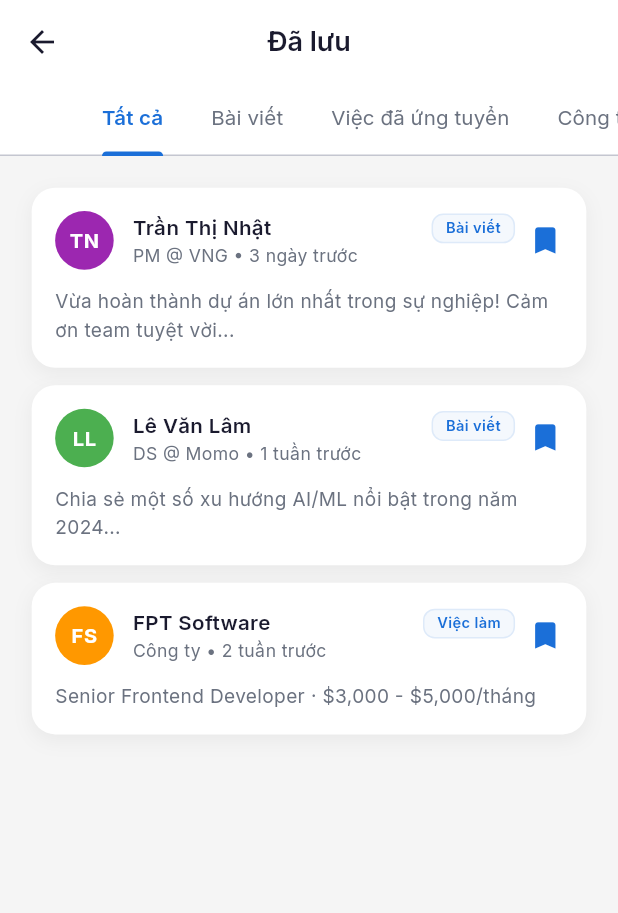
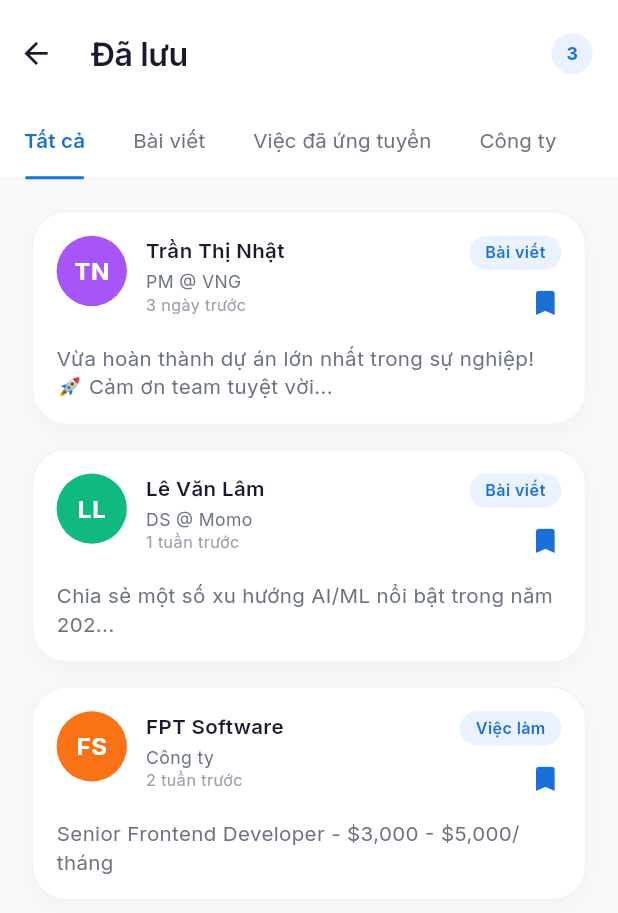
Before and after one commit to duc2251220120-hash/Tuog-tac-nguoi-may, a Flutter app: the SavedItemsScreen screen opened directly, on a phone screen of 412 x 824 dp. Shown: the top 913 px of the screen. Run offline on Flutter 3.47's test engine with Material 3 defaults, Android fonts, the phone set to English and light mode, and no system bars; our stand-ins replace fl_chart, flutter_screenutil, go_router, google_fonts, pin_code_fields, smooth_page_indicator.

Commit message:
UI: Refine Saved Items screen and fix edge-to-edge layout

```diff
--- a/lib/features/settings/presentation/screens/saved_items_screen.dart
+++ b/lib/features/settings/presentation/screens/saved_items_screen.dart
@@ -13,28 +13,18 @@ class SavedItemsScreen extends StatelessWidget {
     return DefaultTabController(
       length: 4,
       child: Scaffold(
-        backgroundColor: AppColors.background,
-        appBar: AppBar(
-          title: const Text('Đã lưu'),
-          backgroundColor: AppColors.white,
-          elevation: 0,
-          foregroundColor: AppColors.textPrimary,
-          bottom: TabBar(
-            isScrollable: true,
-            indicatorColor: AppColors.primary,
-            labelColor: AppColors.primary,
-            unselectedLabelColor: AppColors.textSecondary,
-            labelStyle: AppTextStyles.bodyMediumBold,
-            unselectedLabelStyle: AppTextStyles.bodyMedium,
-            tabs: const [
-              Tab(text: 'Tất cả'),
-              Tab(text: 'Bài viết'),
-              Tab(text: 'Việc đã ứng tuyển'),
-              Tab(text: 'Công ty'),
-            ],
+        backgroundColor: const Color(0xFFF8F9FA),
+        body: Column(
+          children: [
+            SafeArea(
+              bottom: false,
+              left: false,
+              right: false,
+              child: _buildCustomAppBar(context),
             ),
-        ),
-        body: TabBarView(
+            _buildTabBar(),
+            Expanded(
+              child: TabBarView(
                 children: [
                   _buildAllTab(),
                   const Center(child: Text('Chưa có bài viết nào')),
@@ -43,38 +33,107 @@ class SavedItemsScreen extends StatelessWidget {
                 ],
               ),
             ),
+          ],
+        ),
+      ),
+    );
+  }
+
+  Widget _buildCustomAppBar(BuildContext context) {
+    return Container(
+      width: double.infinity,
+      color: AppColors.white,
+      padding: EdgeInsets.fromLTRB(0, 12.h, 16.w, 12.h),
+      child: Row(
+        children: [
+          IconButton(
+            onPressed: () => Navigator.pop(context),
+            icon: Icon(Icons.arrow_back, color: AppColors.textPrimary, size: 24.r),
+            padding: EdgeInsets.zero,
+            constraints: const BoxConstraints(),
+          ),
+          SizedBox(width: 12.w),
+          Text(
+            'Đã lưu',
+            style: AppTextStyles.h2.copyWith(fontSize: 22.sp),
+          ),
+          const Spacer(),
+          Container(
+            width: 28.r,
+            height: 28.r,
+            decoration: const BoxDecoration(
+              color: Color(0xFFEBF2FF),
+              shape: BoxShape.circle,
+            ),
+            alignment: Alignment.center,
+            child: Text(
+              '3',
+              style: TextStyle(
+                color: AppColors.primary,
+                fontWeight: FontWeight.bold,
+                fontSize: 12.sp,
+              ),
+            ),
+          ),
+        ],
+      ),
+    );
+  }
+
+  Widget _buildTabBar() {
+    return Container(
+      color: AppColors.white,
+      width: double.infinity,
+      child: TabBar(
+        isScrollable: true,
+        tabAlignment: TabAlignment.start,
+        indicatorColor: AppColors.primary,
+        indicatorPadding: EdgeInsets.symmetric(horizontal: 16.w),
+        indicatorSize: TabBarIndicatorSize.tab,
+        labelColor: AppColors.primary,
+        unselectedLabelColor: AppColors.textSecondary,
+        labelStyle: AppTextStyles.bodyMediumBold,
+        unselectedLabelStyle: AppTextStyles.bodyMedium,
+        dividerColor: AppColors.border.withValues(alpha: 0.5),
+        tabs: const [
+          Tab(text: 'Tất cả'),
+          Tab(text: 'Bài viết'),
+          Tab(text: 'Việc đã ứng tuyển'),
+          Tab(text: 'Công ty'),
+        ],
+      ),
     );
   }
 
   Widget _buildAllTab() {
     return ListView(
-      padding: EdgeInsets.all(AppDimensions.screenPaddingH),
+      padding: EdgeInsets.all(20.w),
       children: [
         _buildSavedItem(
           name: 'Trần Thị Nhật',
           role: 'PM @ VNG',
           time: '3 ngày trước',
-          content: 'Vừa hoàn thành dự án lớn nhất trong sự nghiệp! Cảm ơn team tuyệt vời...',
+          content: 'Vừa hoàn thành dự án lớn nhất trong sự nghiệp! 🚀 Cảm ơn team tuyệt vời...',
           type: 'Bài viết',
-          avatarColor: Colors.purple,
+          avatarColor: const Color(0xFFA855F7),
         ),
-        SizedBox(height: 12.h),
+        SizedBox(height: 16.h),
         _buildSavedItem(
           name: 'Lê Văn Lâm',
           role: 'DS @ Momo',
           time: '1 tuần trước',
-          content: 'Chia sẻ một số xu hướng AI/ML nổi bật trong năm 2024...',
+          content: 'Chia sẻ một số xu hướng AI/ML nổi bật trong năm 202...',
           type: 'Bài viết',
-          avatarColor: Colors.green,
+          avatarColor: const Color(0xFF10B981),
         ),
-        SizedBox(height: 12.h),
+        SizedBox(height: 16.h),
         _buildSavedItem(
           name: 'FPT Software',
           role: 'Công ty',
           time: '2 tuần trước',
-          content: 'Senior Frontend Developer · \$3,000 - \$5,000/tháng',
+          content: 'Senior Frontend Developer - \$3,000 - \$5,000/tháng',
           type: 'Việc làm',
-          avatarColor: Colors.orange,
+          avatarColor: const Color(0xFFF97316),
         ),
       ],
     );
@@ -92,10 +151,11 @@ class SavedItemsScreen extends StatelessWidget {
       padding: EdgeInsets.all(16.r),
       decoration: BoxDecoration(
         color: AppColors.white,
-        borderRadius: BorderRadius.circular(16.r),
+        borderRadius: BorderRadius.circular(24.r),
+        border: Border.all(color: AppColors.border.withValues(alpha: 0.5)),
         boxShadow: [
           BoxShadow(
-            color: AppColors.shadow.withValues(alpha: 0.05),
+            color: AppColors.shadow.withValues(alpha: 0.03),
             blurRadius: 10,
             offset: const Offset(0, 4),
           ),
@@ -105,8 +165,9 @@ class SavedItemsScreen extends StatelessWidget {
         crossAxisAlignment: CrossAxisAlignment.start,
         children: [
           Row(
+            crossAxisAlignment: CrossAxisAlignment.start,
             children: [
-              CGAvatar(name: name, size: 40.r, backgroundColor: avatarColor),
+              CGAvatar(name: name, size: 48.r, backgroundColor: avatarColor),
               SizedBox(width: 12.w),
               Expanded(
                 child: Column(
@@ -114,38 +175,58 @@ class SavedItemsScreen extends StatelessWidget {
                   children: [
                     Row(
                       mainAxisAlignment: MainAxisAlignment.spaceBetween,
+                      crossAxisAlignment: CrossAxisAlignment.start,
+                      children: [
+                        Expanded(
+                          child: Column(
+                            crossAxisAlignment: CrossAxisAlignment.start,
                             children: [
                               Text(name, style: AppTextStyles.bodyMediumBold),
+                              SizedBox(height: 2.h),
+                              Text(role, style: AppTextStyles.caption),
+                              Text(
+                                time,
+                                style: AppTextStyles.caption.copyWith(
+                                  color: AppColors.textHint,
+                                  fontSize: 11.sp,
+                                ),
+                              ),
+                            ],
+                          ),
+                        ),
+                        Column(
+                          crossAxisAlignment: CrossAxisAlignment.end,
+                          children: [
                             Container(
-                          padding: EdgeInsets.symmetric(horizontal: 8.w, vertical: 2.h),
+                              padding: EdgeInsets.symmetric(horizontal: 10.w, vertical: 4.h),
                               decoration: BoxDecoration(
-                            color: AppColors.primary.withValues(alpha: 0.05),
-                            borderRadius: BorderRadius.circular(8.r),
-                            border: Border.all(color: AppColors.primary.withValues(alpha: 0.1)),
+                                color: const Color(0xFFEBF2FF),
+                                borderRadius: BorderRadius.circular(12.r),
                               ),
                               child: Text(
                                 type,
                                 style: AppTextStyles.caption.copyWith(
                                   color: AppColors.primary,
-                              fontSize: 10.sp,
+                                  fontSize: 11.sp,
                                   fontWeight: FontWeight.w600,
                                 ),
                               ),
                             ),
+                            SizedBox(height: 12.h),
+                            Icon(Icons.bookmark_rounded, color: AppColors.primary, size: 22.r),
                           ],
                         ),
-                    Text('$role \u2022 $time', style: AppTextStyles.caption),
+                      ],
+                    ),
                   ],
                 ),
               ),
-              SizedBox(width: 8.w),
-              Icon(Icons.bookmark_rounded, color: AppColors.primary, size: 24.r),
             ],
           ),
-          SizedBox(height: 12.h),
+          SizedBox(height: 16.h),
           Text(
             content,
-            style: AppTextStyles.bodySmall.copyWith(color: AppColors.textSecondary, height: 1.5),
+            style: AppTextStyles.bodyMedium.copyWith(color: AppColors.textSecondary, height: 1.4),
             maxLines: 2,
             overflow: TextOverflow.ellipsis,
           ),
```
Lines whose indentation alone changed are shown as unchanged.
